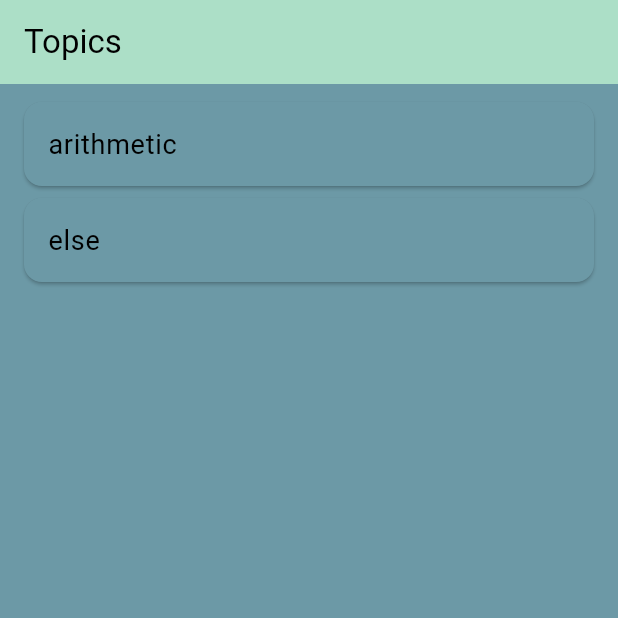
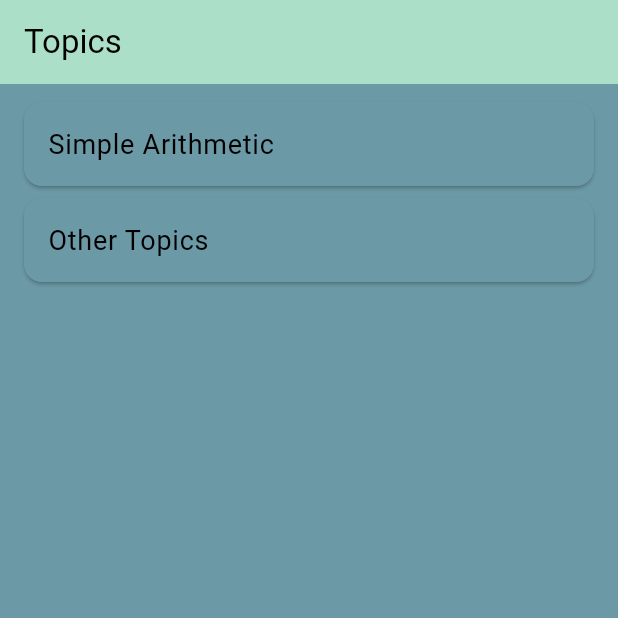
Before and after one commit to josefgull/math_quiz, a Flutter app: the screen it shows after launch, on a phone screen of 412 x 824 dp, the top half of it. Run offline on Flutter 3.47's test engine with Material 3 defaults, Android fonts, the phone set to English and light mode, and no system bars; our stand-ins replace google_mobile_ads, shared_preferences; missing offline and left inert: flutter_math_fork.

Commit message:
nicer names

```diff
--- a/lib/menu.dart
+++ b/lib/menu.dart
@@ -35,17 +35,17 @@ final Folder rootMenu = Folder(
       name: 'Topics',
       subfolders: [
         Folder(
-          name: 'arithmetic',
+          name: 'Simple Arithmetic',
           files: [
             FileNode(name: 'Addition', getQuestions: () => plusminusQuestions),
           ],
         ),
         Folder(
-          name: 'else',
+          name: 'Other Topics',
           files: [
-            FileNode(name: 'fractions.dart', getQuestions: () => fractionsQuestions),
-            FileNode(name: 'roots.dart', getQuestions: () => rootsQuestions),
-            FileNode(name: 'exponentials.dart', getQuestions: () => exponentialsQuestions),
+            FileNode(name: 'Fractions', getQuestions: () => fractionsQuestions),
+            FileNode(name: 'Roots', getQuestions: () => rootsQuestions),
+            FileNode(name: 'Exponentials', getQuestions: () => exponentialsQuestions),
           ],
         ),
       ],
```
